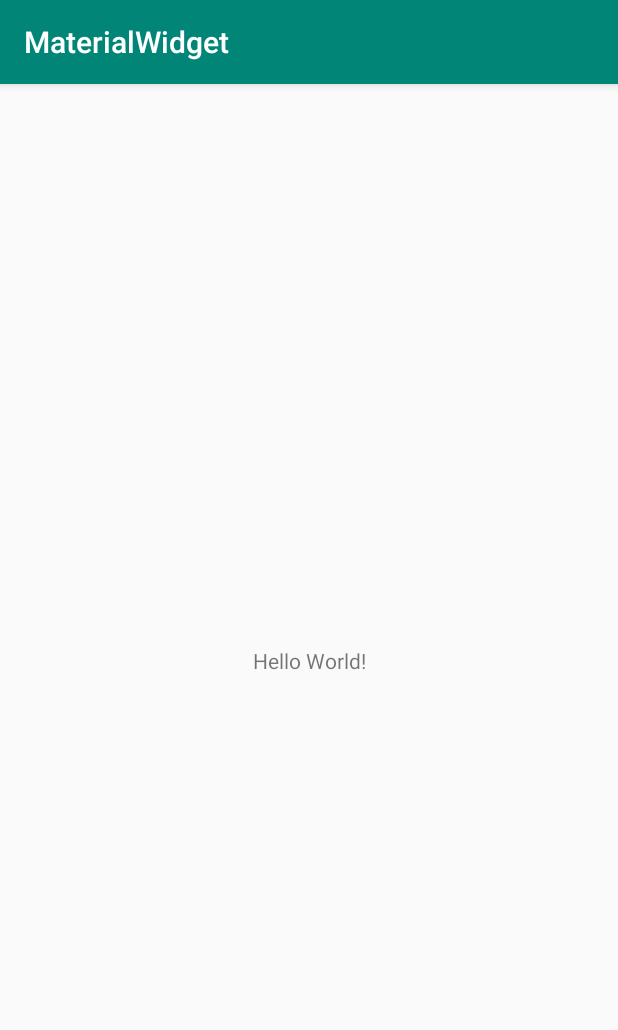
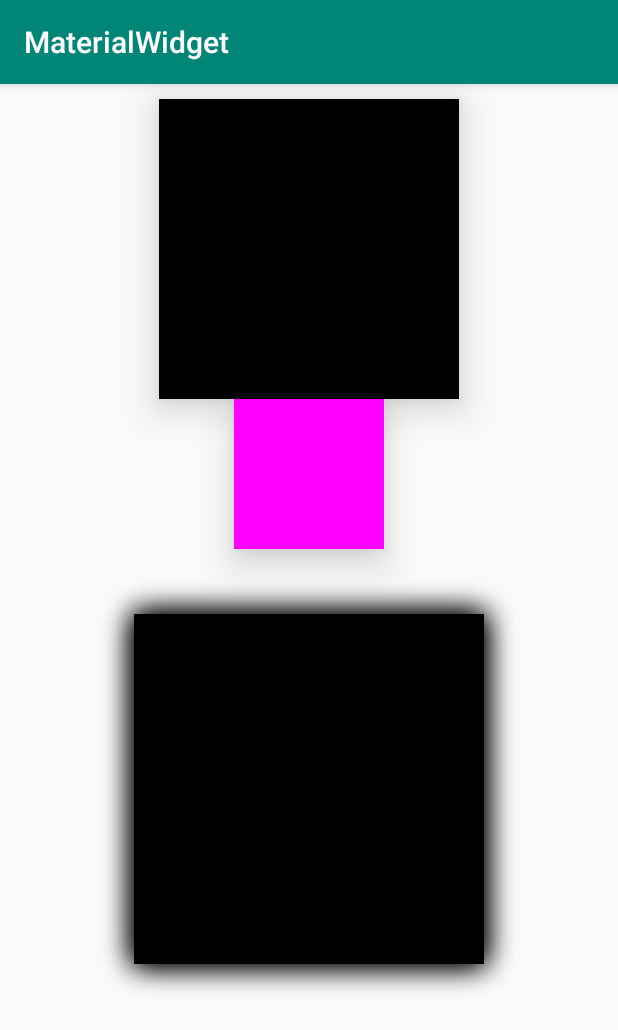
Before and after one commit to WildfireCoding/MaterialWidget, an Android app: the screen it shows after launch (MainActivity), on a phone screen of 412 x 824 dp. Shown: the top 1030 px of the screen. Run offline under Robolectric (Android 15) with nearby library versions, the phone set to English and light mode, and no system bars.

Commit message:
添加Factory

```diff
--- a/app/build.gradle
+++ b/app/build.gradle
@@ -19,10 +19,11 @@ android {
 }
 
 dependencies {
-    implementation fileTree(dir: 'libs', include: ['*.jar'])
+    implementation fileTree(include: ['*.jar'], dir: 'libs')
     implementation 'androidx.appcompat:appcompat:1.0.0-beta01'
     implementation 'androidx.constraintlayout:constraintlayout:1.1.2'
     testImplementation 'junit:junit:4.12'
     androidTestImplementation 'androidx.test:runner:1.1.0-alpha4'
     androidTestImplementation 'androidx.test.espresso:espresso-core:3.1.0-alpha4'
+    implementation project(':materiallib')
 }
--- /dev/null
+++ b/app/src/main/java/com/wildfire/materialwidget/CustomView.java
@@ -0,0 +1,40 @@
+package com.wildfire.materialwidget;
+
+import android.content.Context;
+import android.graphics.Canvas;
+import android.graphics.Color;
+import android.graphics.Paint;
+import android.util.AttributeSet;
+import android.view.View;
+
+import androidx.annotation.Nullable;
+
+public class CustomView extends View {
+    public CustomView(Context context) {
+        super(context);
+    }
+
+    public CustomView(Context context, @Nullable AttributeSet attrs) {
+        super(context, attrs);
+    }
+
+    public CustomView(Context context, @Nullable AttributeSet attrs, int defStyleAttr) {
+        super(context, attrs, defStyleAttr);
+    }
+
+    /**
+     * 0.57735f (1/3的开方)      12.047
+     * radius > 0 ? BLUR_SIGMA_SCALE * radius + 0.5f : 0.0f;
+     * @param canvas
+     */
+    @Override
+    protected void onDraw(Canvas canvas) {
+        super.onDraw(canvas);
+        Paint paint = new Paint();
+        setLayerType(View.LAYER_TYPE_SOFTWARE,paint);
+        int width = getMeasuredWidth()-50;
+        int height = getMeasuredHeight()-50;
+        paint.setShadowLayer(23,0,0, Color.BLACK);
+        canvas.drawRect(50,50,width,height,paint);
+    }
+}
--- a/app/src/main/java/com/wildfire/materialwidget/MainActivity.java
+++ b/app/src/main/java/com/wildfire/materialwidget/MainActivity.java
@@ -1,13 +1,45 @@
 package com.wildfire.materialwidget;
 
+import androidx.annotation.RequiresApi;
 import androidx.appcompat.app.AppCompatActivity;
+import androidx.core.view.LayoutInflaterCompat;
+import androidx.core.view.ViewCompat;
+
+import android.content.Intent;
+import android.os.Build;
 import android.os.Bundle;
+import android.view.LayoutInflater;
+import android.view.View;
 
-public class MainActivity extends AppCompatActivity {
+import com.wildfire.materiallib.ShadowFactory2;
+import com.wildfire.materiallib.base.MaterialActivity;
+
+public class MainActivity extends MaterialActivity {
 
     @Override
     protected void onCreate(Bundle savedInstanceState) {
+        LayoutInflater.Factory2 factory2 = getLayoutInflater().getFactory2();
+        LayoutInflater.Factory factory = getLayoutInflater().getFactory();
+//        LayoutInflaterCompat.setFactory2(LayoutInflater.from(this),new ShadowFactory2());
+        LayoutInflater f311 = getLayoutInflater();
         super.onCreate(savedInstanceState);
+        LayoutInflater f322 = getLayoutInflater();
+        LayoutInflater.Factory2 f1 = getLayoutInflater().getFactory2();
+        LayoutInflater.Factory f2 = getLayoutInflater().getFactory();
+
         setContentView(R.layout.activity_main);
+
+        View view1 = findViewById(R.id.tv_1);
+        View view2 =findViewById(R.id.tv_2);
+//        view1.setElevation(50);
+        ViewCompat.setElevation(view1,23);
+        ViewCompat.setElevation(view2,23);
+
+        view2.setOnClickListener(new View.OnClickListener() {
+            @Override
+            public void onClick(View v) {
+                startActivity(new Intent(MainActivity.this,SecondActivity.class));
+            }
+        });
     }
 }
--- /dev/null
+++ b/app/src/main/java/com/wildfire/materialwidget/MaterialApp.java
@@ -0,0 +1,17 @@
+package com.wildfire.materialwidget;
+
+import android.app.Application;
+
+import com.wildfire.materiallib.config.MaterialConfig;
+
+/**
+ * Author:wildfire
+ * Time:2018/12/20
+ */
+public class MaterialApp extends Application {
+    @Override
+    public void onCreate() {
+        super.onCreate();
+        MaterialConfig.init(this);
+    }
+}
--- a/app/src/main/res/layout/activity_main.xml
+++ b/app/src/main/res/layout/activity_main.xml
@@ -1,19 +1,39 @@
 <?xml version="1.0" encoding="utf-8"?>
-<androidx.constraintlayout.widget.ConstraintLayout
+<com.wildfire.materiallib.MaterialShadeLinearLayout
     xmlns:android="http://schemas.android.com/apk/res/android"
+    xmlns:app="http://schemas.android.com/apk/res-auto"
     xmlns:tools="http://schemas.android.com/tools"
-    xmlns:app="http://schemas.android.com/apk/res-auto"
     android:layout_width="match_parent"
     android:layout_height="match_parent"
+    android:orientation="vertical"
+    app:MShadowRadius="7.0"
     tools:context=".MainActivity">
 
     <TextView
-        android:layout_width="wrap_content"
-        android:layout_height="wrap_content"
+        android:id="@+id/tv_1"
+        android:layout_width="200dp"
+        android:layout_height="200dp"
+        android:layout_gravity="center_horizontal"
+        android:layout_marginTop="10dp"
+        android:background="#000"
+        app:MShadowRadius = "11.0"
+        app:MShadowColor = "#333333"
+        app:MShadowOffsetX = "1.0"
+        app:MShadowOffsetY = "2.0"
         android:text="Hello World!"
-        app:layout_constraintBottom_toBottomOf="parent"
-        app:layout_constraintLeft_toLeftOf="parent"
-        app:layout_constraintRight_toRightOf="parent"
-        app:layout_constraintTop_toTopOf="parent" />
+        tools:ignore="MissingPrefix" />
 
-</androidx.constraintlayout.widget.ConstraintLayout>
+    <TextView
+        android:id="@+id/tv_2"
+        android:layout_width="100dp"
+        android:layout_height="100dp"
+        android:layout_gravity="center_horizontal"
+        android:background="#ff00ff" />
+
+    <com.wildfire.materialwidget.CustomView
+        android:id="@+id/tv_3"
+        android:layout_width="300dp"
+        android:layout_height="300dp"
+        android:layout_gravity="center_horizontal"
+        android:layout_marginTop="10dp" />
+</com.wildfire.materiallib.MaterialShadeLinearLayout>
--- a/materiallib/build.gradle
+++ b/materiallib/build.gradle
@@ -25,8 +25,7 @@ android {
 }
 
 dependencies {
-    implementation fileTree(dir: 'libs', include: ['*.jar'])
-
+    implementation fileTree(include: ['*.jar'], dir: 'libs')
     implementation 'com.android.support:appcompat-v7:28.0.0'
     testImplementation 'junit:junit:4.12'
     androidTestImplementation 'com.android.support.test:runner:1.0.2'
--- /dev/null
+++ b/materiallib/src/main/java/com/wildfire/materiallib/IMaterialShadow.java
@@ -0,0 +1,7 @@
+package com.wildfire.materiallib;
+
+/**
+ * 空实现代表需要绘制Shadow
+ */
+public interface IMaterialShadow {
+}
--- /dev/null
+++ b/materiallib/src/main/java/com/wildfire/materiallib/MaterialShadeLinearLayout.java
@@ -0,0 +1,54 @@
+package com.wildfire.materiallib;
+
+import android.content.Context;
+import android.content.res.TypedArray;
+import android.graphics.Canvas;
+import android.graphics.Color;
+import android.util.AttributeSet;
+import android.view.LayoutInflater;
+import android.widget.LinearLayout;
+
+import androidx.annotation.Nullable;
+
+/**
+ * Shade
+ */
+public class MaterialShadeLinearLayout extends LinearLayout implements IMaterialShadow {
+
+    private final int[] attr = {R.attr.MShadowRadius, R.attr.MShadowColor};
+    float shadowRadius = 0f;
+    float shadowOffX = 0f;
+    float shadowOffY = 0f;
+    int shadowColor = Color.parseColor("#80333333");
+
+    LayoutInflater layoutInflater;
+
+    public MaterialShadeLinearLayout(Context context) {
+        this(context, null);
+    }
+
+    public MaterialShadeLinearLayout(Context context, @Nullable AttributeSet attrs) {
+        this(context, attrs, 0);
+    }
+
+    public MaterialShadeLinearLayout(Context context, @Nullable AttributeSet attrs, int defStyleAttr) {
+        super(context, attrs, defStyleAttr);
+        init(context, attrs, defStyleAttr);
+    }
+
+    private void init(Context context, @Nullable AttributeSet attrs, int defStyleAttr) {
+        TypedArray array = context.obtainStyledAttributes(attrs, attr);
+        array.getFloat(0,0f);
+        array.recycle();
+
+        layoutInflater = LayoutInflater.from(context);
+        //layoutInflater.setFactory2(new ShadowFactory2());
+        setWillNotDraw(false);
+    }
+
+    @Override
+    protected void onDraw(Canvas canvas) {
+        super.onDraw(canvas);
+
+    }
+}
--- /dev/null
+++ b/materiallib/src/main/java/com/wildfire/materiallib/MaterialUtil.java
@@ -0,0 +1,19 @@
+package com.wildfire.materiallib;
+
+import android.view.LayoutInflater;
+
+import androidx.core.view.LayoutInflaterCompat;
+
+/**
+ * Author:wildfire
+ * Time:2018/12/20
+ */
+public class MaterialUtil {
+    /**
+     * install layoutInflater's factory
+     * @param layoutInflater LayoutInflater
+     */
+    public static void installFactory(LayoutInflater layoutInflater){
+        LayoutInflaterCompat.setFactory2(layoutInflater,ShadowFactory2.getInstance());
+    }
+}
--- /dev/null
+++ b/materiallib/src/main/java/com/wildfire/materiallib/ShadowFactory2.java
@@ -0,0 +1,46 @@
+package com.wildfire.materiallib;
+
+import android.content.Context;
+import android.content.res.TypedArray;
+import android.graphics.Paint;
+import android.util.AttributeSet;
+import android.view.LayoutInflater;
+import android.view.View;
+
+import com.wildfire.materiallib.core.ViewCreateHelper;
+import com.wildfire.materiallib.factory.FactoryTextView;
+
+/**
+ * 每个Activity都有不同的LayoutInflater对象
+ * 每个Activity都需要为LayoutInflater设置Factory
+ */
+public class ShadowFactory2 implements LayoutInflater.Factory2 {
+
+    private ShadowFactory2() {
+    }
+
+    private ViewCreateHelper viewCreateHelper = new ViewCreateHelper();
+
+    private static class ShadowFactory2Factory {
+        private static ShadowFactory2 factory2 = new ShadowFactory2();
+    }
+
+    public static ShadowFactory2 getInstance() {
+        return ShadowFactory2Factory.factory2;
+    }
+
+
+    @Override
+    public View onCreateView(View parent, String name, Context context, AttributeSet attrs) {
+        return viewCreateHelper.onCreateView(parent,name,context,attrs);
+    }
+
+    @Override
+    public View onCreateView(String name, Context context, AttributeSet attrs) {
+        return null;
+    }
+
+    public ViewCreateHelper getViewCreateHelper() {
+        return viewCreateHelper;
+    }
+}
--- /dev/null
+++ b/materiallib/src/main/java/com/wildfire/materiallib/base/MaterialActivity.java
@@ -0,0 +1,45 @@
+package com.wildfire.materiallib.base;
+
+import android.annotation.SuppressLint;
+import android.content.Context;
+import android.os.Bundle;
+import android.util.AttributeSet;
+import android.view.View;
+
+import com.wildfire.materiallib.MaterialUtil;
+import com.wildfire.materiallib.ShadowFactory2;
+
+import androidx.annotation.Nullable;
+import androidx.appcompat.app.AppCompatActivity;
+
+/**
+ * 统一声明：若只需为一个Activity使用，只需在需要使用的Activity中使用
+ * Author:wildfire
+ * Time:2018/12/20
+ */
+@SuppressLint("Registered")
+public class MaterialActivity extends AppCompatActivity {
+
+    /**
+     * 第一种方式
+     * @param savedInstanceState state
+     */
+    @Override
+    protected void onCreate(@Nullable Bundle savedInstanceState) {
+        MaterialUtil.installFactory(getLayoutInflater());
+        super.onCreate(savedInstanceState);
+    }
+
+    /**
+     * 第二种方式
+     * @param parent parent
+     * @param name name
+     * @param context context
+     * @param attrs attrs
+     * @return view
+     */
+//    @Override
+//    public View onCreateView(View parent, String name, Context context, AttributeSet attrs) {
+//        return ShadowFactory2.getInstance().getViewCreateHelper().onCreateView(parent,name,context,attrs);
+//    }
+}
--- /dev/null
+++ b/materiallib/src/main/java/com/wildfire/materiallib/config/MaterialConfig.java
@@ -0,0 +1,22 @@
+package com.wildfire.materiallib.config;
+
+import android.app.Application;
+import android.view.LayoutInflater;
+
+import com.wildfire.materiallib.ShadowFactory2;
+
+import androidx.core.view.LayoutInflaterCompat;
+
+public class MaterialConfig {
+
+    /**
+     * 初始化
+     * 为每个Activity设置Factory2
+     * @param application application
+     */
+    public static void init(Application application){
+//        LayoutInflaterCompat.setFactory2(LayoutInflater.from(application),new ShadowFactory2());
+//        LayoutInflater.from(application).setFactory2(new ShadowFactory2());
+//        application.registerActivityLifecycleCallbacks(new MaterialActivityCallback());
+    }
+}
--- /dev/null
+++ b/materiallib/src/main/java/com/wildfire/materiallib/core/ViewCreateHelper.java
@@ -0,0 +1,62 @@
+package com.wildfire.materiallib.core;
+
+import android.content.Context;
+import android.content.res.TypedArray;
+import android.util.AttributeSet;
+import android.view.View;
+
+import com.wildfire.materiallib.IMaterialShadow;
+import com.wildfire.materiallib.R;
+import com.wildfire.materiallib.factory.FactoryTextView;
+
+/**
+ * Author:wildfire
+ * Time:2018/12/20
+ */
+public class ViewCreateHelper {
+
+    public static final int[] attr = {
+            R.attr.MShadowRadius,
+            R.attr.MShadowColor,
+            R.attr.MShadowOffsetX,
+            R.attr.MShadowOffsetY};
+
+    /**
+     * 创建View
+     *
+     * @param parent  parent
+     * @param name    name
+     * @param context context
+     * @param attrs   attrs
+     * @return view
+     */
+    public View onCreateView(View parent, String name, Context context, AttributeSet attrs) {
+        View view = null;
+        if (parent instanceof IMaterialShadow) {
+            switch (name) {
+                case "TextView":
+                    if (checkShadow(context, attrs)) {
+                        view = new FactoryTextView(context, attrs);
+                        ((FactoryTextView) view).initAttr(attrs);
+                    }
+                    break;
+
+            }
+        }
+
+        return view;
+    }
+
+    /**
+     * 检查是否使用了自定义的attr（若使用Radius为必传参数）
+     *
+     * @return 是否使用shadow
+     */
+    private boolean checkShadow(Context context, AttributeSet attrs) {
+        TypedArray array = context.obtainStyledAttributes(attrs, new int[]{attr[0]});
+        float radius = array.getFloat(0,0f);
+        array.recycle();
+        return radius != 0f;
+    }
+
+}
--- /dev/null
+++ b/materiallib/src/main/java/com/wildfire/materiallib/factory/FactoryTextView.java
@@ -0,0 +1,89 @@
+package com.wildfire.materiallib.factory;
+
+import android.content.Context;
+import android.content.res.TypedArray;
+import android.graphics.Color;
+import android.util.AttributeSet;
+
+import com.wildfire.materiallib.R;
+import com.wildfire.materiallib.core.ViewCreateHelper;
+
+import androidx.annotation.Nullable;
+import androidx.appcompat.widget.AppCompatTextView;
+
+public class FactoryTextView extends AppCompatTextView {
+
+    private int[] attrs = ViewCreateHelper.attr;
+    private Context context;
+
+    private float mShadowRadius = 0f;
+    private float mShadowOffsetX = 0f;
+    private float mShadowOffsetY = 0f;
+    private int mShadowColor = Color.parseColor("#80333333");
+
+    public FactoryTextView(Context context) {
+        this(context, null);
+    }
+
+    public FactoryTextView(Context context, @Nullable AttributeSet attrs) {
+        this(context, attrs, 0);
+    }
+
+    public FactoryTextView(Context context, @Nullable AttributeSet attrs, int defStyleAttr) {
+        super(context, attrs, defStyleAttr);
+        init(context, attrs, defStyleAttr);
+    }
+
+    private void init(Context context, @Nullable AttributeSet attrs, int defStyleAttr) {
+        this.context = context;
+        if(attrs != null){
+            initAttr(attrs);
+        }
+
+    }
+
+    /**
+     * 初始化参数
+     * @param attrs attributeSet
+     */
+    public void initAttr(AttributeSet attrs){
+        TypedArray array = context.obtainStyledAttributes(attrs,this.attrs);
+        mShadowRadius = array.getFloat(0,0f);
+        mShadowColor = array.getColor(1,Color.parseColor("#80333333"));
+        mShadowOffsetX = array.getFloat(2,0f);
+        mShadowOffsetY = array.getFloat(3,0f);
+        array.recycle();
+    }
+
+    public float getmShadowRadius() {
+        return mShadowRadius;
+    }
+
+    public void setmShadowRadius(float mShadowRadius) {
+        this.mShadowRadius = mShadowRadius;
+    }
+
+    public float getmShadowOffsetX() {
+        return mShadowOffsetX;
+    }
+
+    public void setmShadowOffsetX(float mShadowOffsetX) {
+        this.mShadowOffsetX = mShadowOffsetX;
+    }
+
+    public float getmShadowOffsetY() {
+        return mShadowOffsetY;
+    }
+
+    public void setmShadowOffsetY(float mShadowOffsetY) {
+        this.mShadowOffsetY = mShadowOffsetY;
+    }
+
+    public int getmShadowColor() {
+        return mShadowColor;
+    }
+
+    public void setmShadowColor(int mShadowColor) {
+        this.mShadowColor = mShadowColor;
+    }
+}
```
Also changed, not shown: app/src/main/AndroidManifest.xml (+5 -3 lines), app/src/main/java/com/wildfire/materialwidget/SecondActivity.java (added, +20 -0 lines), app/src/main/res/layout/activity_second.xml (added, +9 -0 lines), materiallib/src/main/java/com/wildfire/materiallib/config/MaterialActivityCallback.java (added, +64 -0 lines), materiallib/src/main/res/values/attrs.xml (added, +10 -0 lines), materiallib/src/main/res/values/styles.xml (added, +7 -0 lines).
